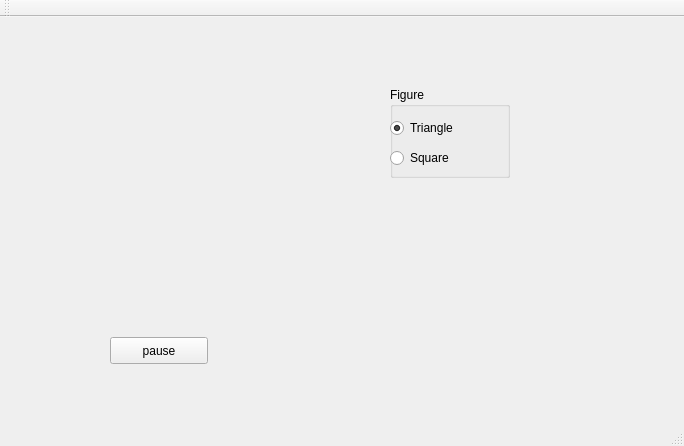
Qt form Test2/mainwindow.ui (wagmarom1/proyectoSE2) before a commit.
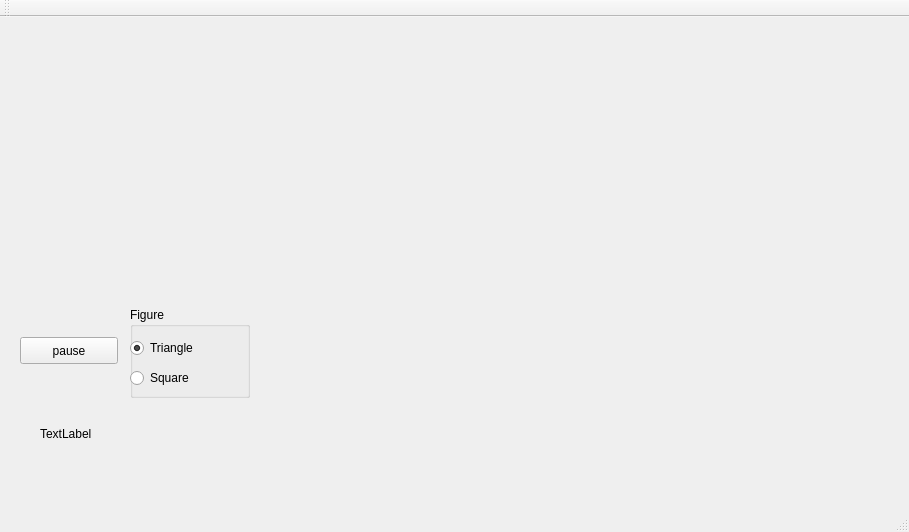
The same form after that commit.

The edit to the form file:
```diff
--- a/Test2/mainwindow.ui
+++ b/Test2/mainwindow.ui
@@ -6,8 +6,8 @@
    <rect>
     <x>0</x>
     <y>0</y>
-    <width>684</width>
-    <height>446</height>
+    <width>909</width>
+    <height>532</height>
    </rect>
   </property>
   <property name="windowTitle">
@@ -17,10 +17,10 @@
    <widget class="QLabel" name="lbOriginal">
     <property name="geometry">
      <rect>
-      <x>10</x>
-      <y>0</y>
-      <width>361</width>
-      <height>271</height>
+      <x>20</x>
+      <y>40</y>
+      <width>331</width>
+      <height>231</height>
      </rect>
     </property>
     <property name="text">
@@ -30,12 +30,15 @@
    <widget class="QLabel" name="lbProcessed">
     <property name="geometry">
      <rect>
-      <x>350</x>
-      <y>0</y>
-      <width>321</width>
-      <height>261</height>
+      <x>370</x>
+      <y>10</y>
+      <width>521</width>
+      <height>451</height>
      </rect>
     </property>
+    <property name="autoFillBackground">
+     <bool>true</bool>
+    </property>
     <property name="text">
      <string/>
     </property>
@@ -43,7 +46,7 @@
    <widget class="QPushButton" name="pushButton">
     <property name="geometry">
      <rect>
-      <x>110</x>
+      <x>20</x>
       <y>320</y>
       <width>98</width>
       <height>27</height>
@@ -56,8 +59,8 @@
    <widget class="QGroupBox" name="groupBox">
     <property name="geometry">
      <rect>
-      <x>390</x>
-      <y>70</y>
+      <x>130</x>
+      <y>290</y>
       <width>120</width>
       <height>91</height>
      </rect>
@@ -95,6 +98,19 @@
      </property>
     </widget>
    </widget>
+   <widget class="QLabel" name="lbpoint">
+    <property name="geometry">
+     <rect>
+      <x>40</x>
+      <y>406</y>
+      <width>171</width>
+      <height>21</height>
+     </rect>
+    </property>
+    <property name="text">
+     <string>TextLabel</string>
+    </property>
+   </widget>
   </widget>
   <widget class="QMenuBar" name="menuBar">
    <property name="geometry">
```
Left out of the diff: 7 changed lines with no effect on the pictures.
